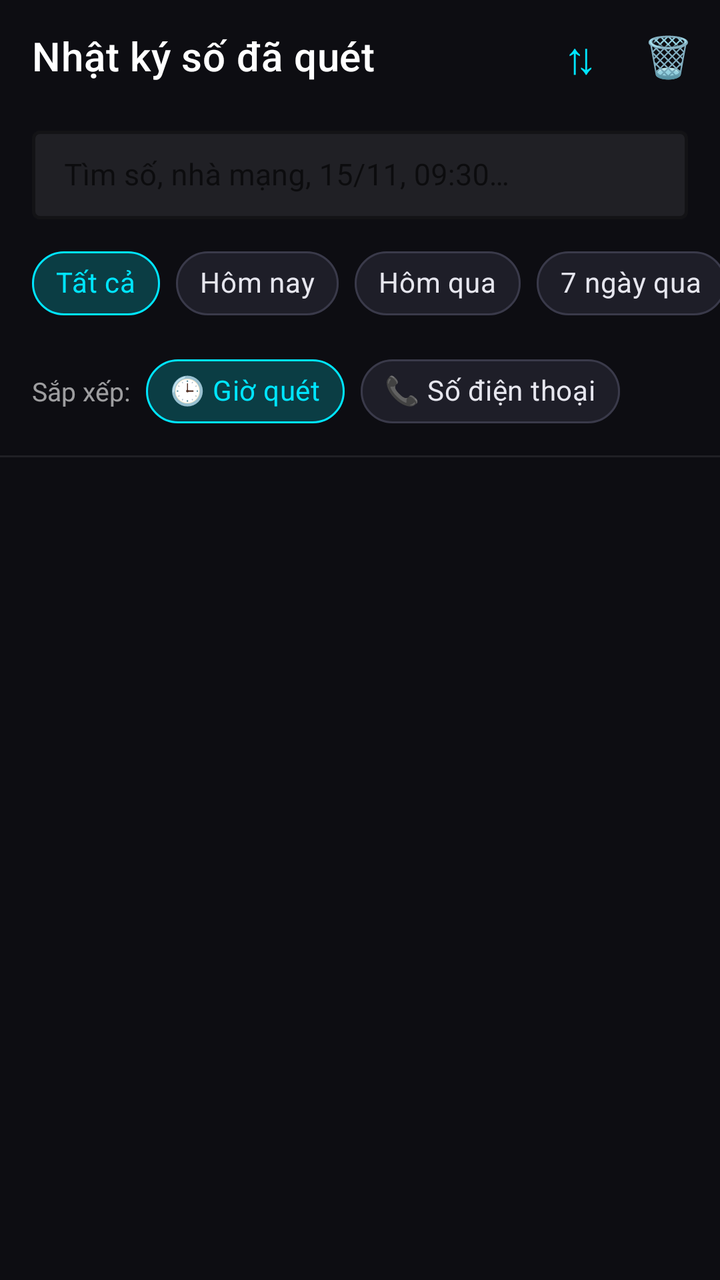
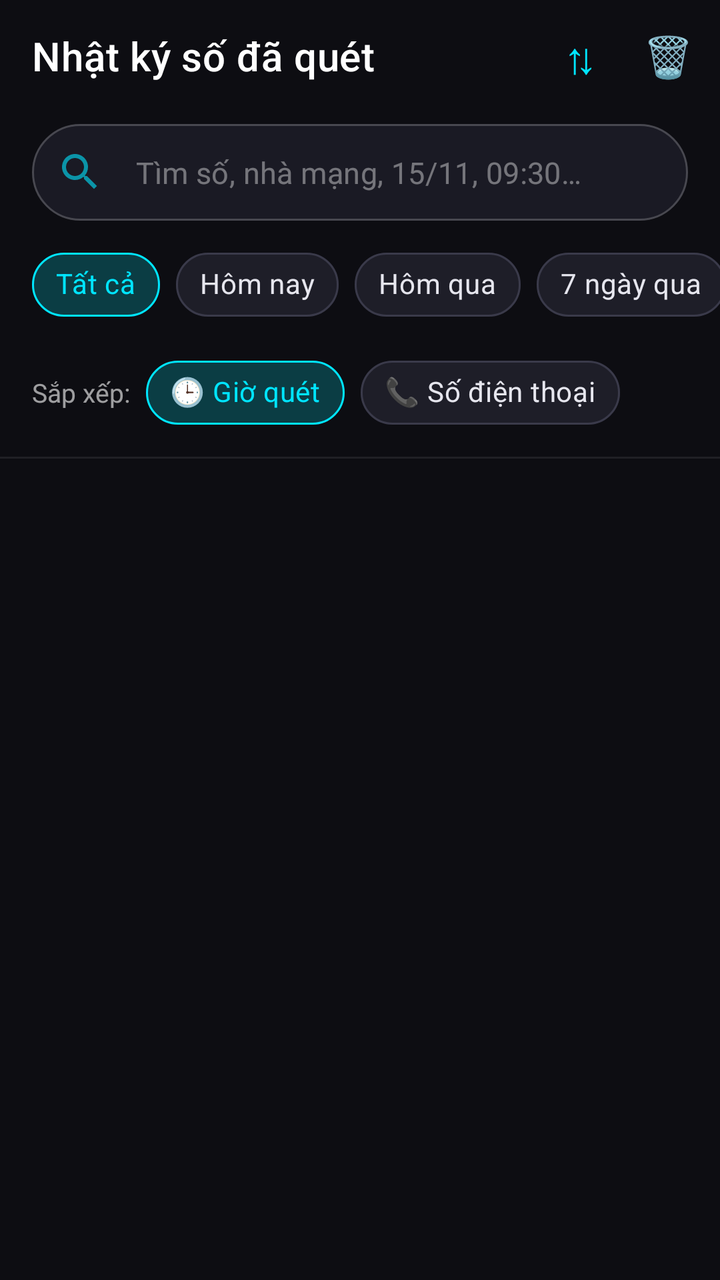

Before-and-after screenshots of an Android layout around one commit, followed by the original layout XML and the change that was made.
<!-- AndroidManifest.xml: application theme Theme.PhoneScanner -->
<!-- res/layout/activity_scan_log.xml -->
<?xml version="1.0" encoding="utf-8"?>
<androidx.constraintlayout.widget.ConstraintLayout
    xmlns:android="http://schemas.android.com/apk/res/android"
    xmlns:app="http://schemas.android.com/apk/res-auto"
    android:layout_width="match_parent"
    android:layout_height="match_parent"
    android:background="#FF0D0D12">

    
    <androidx.appcompat.widget.Toolbar
        android:id="@+id/toolbar"
        android:layout_width="0dp"
        android:layout_height="?attr/actionBarSize"
        android:background="#FF0D0D12"
        android:paddingStart="4dp"
        android:paddingEnd="100dp"
        app:title="Nhật ký số đã quét"
        app:titleTextColor="#FFFFFFFF"
        app:layout_constraintTop_toTopOf="parent"
        app:layout_constraintStart_toStartOf="parent"
        app:layout_constraintEnd_toEndOf="parent" />

    
    <com.google.android.material.button.MaterialButton
        android:id="@+id/btnTransfer"
        style="@style/Widget.MaterialComponents.Button.TextButton"
        android:layout_width="44dp"
        android:layout_height="44dp"
        android:minWidth="0dp"
        android:minHeight="0dp"
        android:padding="0dp"
        android:insetLeft="0dp"
        android:insetRight="0dp"
        android:insetTop="0dp"
        android:insetBottom="0dp"
        android:text="⇅"
        android:textColor="#FF00E5FF"
        android:textSize="22sp"
        android:contentDescription="Xuất / nhập file .txt"
        app:layout_constraintTop_toTopOf="@id/toolbar"
        app:layout_constraintBottom_toBottomOf="@id/toolbar"
        app:layout_constraintEnd_toStartOf="@id/btnClearAll" />

    
    <com.google.android.material.button.MaterialButton
        android:id="@+id/btnClearAll"
        style="@style/Widget.MaterialComponents.Button.TextButton"
        android:layout_width="44dp"
        android:layout_height="44dp"
        android:minWidth="0dp"
        android:minHeight="0dp"
        android:padding="0dp"
        android:insetLeft="0dp"
        android:insetRight="0dp"
        android:insetTop="0dp"
        android:insetBottom="0dp"
        android:text="🗑"
        android:textSize="20sp"
        android:textColor="#FFFF6B6B"
        android:contentDescription="Xóa tất cả nhật ký"
        android:layout_marginEnd="4dp"
        app:layout_constraintTop_toTopOf="@id/toolbar"
        app:layout_constraintBottom_toBottomOf="@id/toolbar"
        app:layout_constraintEnd_toEndOf="parent" />

    
    <com.google.android.material.textfield.TextInputLayout
        android:id="@+id/searchLayout"
        style="@style/Widget.MaterialComponents.TextInputLayout.OutlinedBox"
        android:layout_width="0dp"
        android:layout_height="wrap_content"
        android:layout_marginStart="16dp"
        android:layout_marginEnd="16dp"
        android:layout_marginTop="4dp"
        app:boxStrokeColor="#00E5FF"
        app:boxStrokeWidth="1.5dp"
        app:boxBackgroundColor="#14FFFFFF"
        app:hintTextColor="#8800E5FF"
        app:endIconMode="clear_text"
        app:endIconTint="#5500E5FF"
        app:layout_constraintTop_toBottomOf="@id/toolbar"
        app:layout_constraintStart_toStartOf="parent"
        app:layout_constraintEnd_toEndOf="parent">

        <com.google.android.material.textfield.TextInputEditText
            android:id="@+id/etSearch"
            android:layout_width="match_parent"
            android:layout_height="wrap_content"
            android:hint="Tìm số, nhà mạng, 15/11, 09:30…"
            android:textColor="#FFFFFFFF"
            android:textSize="15sp"
            android:inputType="text"
            android:imeOptions="actionSearch"
            android:maxLines="1"
            android:paddingTop="12dp"
            android:paddingBottom="12dp" />
    </com.google.android.material.textfield.TextInputLayout>

    
    <HorizontalScrollView
        android:id="@+id/chipScroll"
        android:layout_width="0dp"
        android:layout_height="wrap_content"
        android:layout_marginTop="8dp"
        android:paddingStart="16dp"
        android:paddingEnd="16dp"
        android:clipToPadding="false"
        android:scrollbars="none"
        android:overScrollMode="never"
        app:layout_constraintTop_toBottomOf="@id/searchLayout"
        app:layout_constraintStart_toStartOf="parent"
        app:layout_constraintEnd_toEndOf="parent">

        <com.google.android.material.chip.ChipGroup
            android:id="@+id/chipGroup"
            android:layout_width="wrap_content"
            android:layout_height="wrap_content"
            app:singleLine="true"
            app:singleSelection="true"
            app:selectionRequired="true"
            app:chipSpacingHorizontal="8dp">

            <com.google.android.material.chip.Chip
                android:id="@+id/chipAll"
                style="@style/ScanChip"
                android:layout_width="wrap_content"
                android:layout_height="wrap_content"
                android:checked="true"
                android:text="Tất cả" />

            <com.google.android.material.chip.Chip
                android:id="@+id/chipToday"
                style="@style/ScanChip"
                android:layout_width="wrap_content"
                android:layout_height="wrap_content"
                android:text="Hôm nay" />

            <com.google.android.material.chip.Chip
                android:id="@+id/chipYesterday"
                style="@style/ScanChip"
                android:layout_width="wrap_content"
                android:layout_height="wrap_content"
                android:text="Hôm qua" />

            <com.google.android.material.chip.Chip
                android:id="@+id/chipLast7"
                style="@style/ScanChip"
                android:layout_width="wrap_content"
                android:layout_height="wrap_content"
                android:text="7 ngày qua" />

            <com.google.android.material.chip.Chip
                android:id="@+id/chipLast30"
                style="@style/ScanChip"
                android:layout_width="wrap_content"
                android:layout_height="wrap_content"
                android:text="30 ngày qua" />

            <com.google.android.material.chip.Chip
                android:id="@+id/chipThisMonth"
                style="@style/ScanChip"
                android:layout_width="wrap_content"
                android:layout_height="wrap_content"
                android:text="Tháng này" />

            <com.google.android.material.chip.Chip
                android:id="@+id/chipCustom"
                style="@style/ScanChip"
                android:layout_width="wrap_content"
                android:layout_height="wrap_content"
                android:text="📅 Chọn ngày…" />
        </com.google.android.material.chip.ChipGroup>
    </HorizontalScrollView>

    
    <LinearLayout
        android:id="@+id/sortRow"
        android:layout_width="0dp"
        android:layout_height="wrap_content"
        android:layout_marginStart="16dp"
        android:layout_marginEnd="16dp"
        android:layout_marginTop="6dp"
        android:orientation="horizontal"
        android:gravity="center_vertical"
        app:layout_constraintTop_toBottomOf="@id/chipScroll"
        app:layout_constraintStart_toStartOf="parent"
        app:layout_constraintEnd_toEndOf="parent">

        <TextView
            android:layout_width="wrap_content"
            android:layout_height="wrap_content"
            android:text="Sắp xếp:"
            android:textColor="#99FFFFFF"
            android:textSize="13sp" />

        <com.google.android.material.chip.ChipGroup
            android:id="@+id/sortGroup"
            android:layout_width="wrap_content"
            android:layout_height="wrap_content"
            android:layout_marginStart="8dp"
            app:singleSelection="true"
            app:selectionRequired="true">

            <com.google.android.material.chip.Chip
                android:id="@+id/chipSortTime"
                style="@style/ScanChip"
                android:layout_width="wrap_content"
                android:layout_height="wrap_content"
                android:checked="true"
                android:text="🕒 Giờ quét" />

            <com.google.android.material.chip.Chip
                android:id="@+id/chipSortPhone"
                style="@style/ScanChip"
                android:layout_width="wrap_content"
                android:layout_height="wrap_content"
                android:text="📞 Số điện thoại" />
        </com.google.android.material.chip.ChipGroup>
    </LinearLayout>

    
    <TextView
        android:id="@+id/tvSummary"
        android:layout_width="0dp"
        android:layout_height="wrap_content"
        android:layout_marginStart="16dp"
        android:layout_marginEnd="16dp"
        android:layout_marginTop="10dp"
        android:textColor="#66FFFFFF"
        android:textSize="12sp"
        android:visibility="gone"
        app:layout_constraintTop_toBottomOf="@id/sortRow"
        app:layout_constraintStart_toStartOf="parent"
        app:layout_constraintEnd_toEndOf="parent" />

    <View
        android:id="@+id/divider"
        android:layout_width="0dp"
        android:layout_height="1dp"
        android:layout_marginTop="8dp"
        android:background="#14FFFFFF"
        app:layout_constraintTop_toBottomOf="@id/tvSummary"
        app:layout_constraintStart_toStartOf="parent"
        app:layout_constraintEnd_toEndOf="parent" />

    
    <LinearLayout
        android:id="@+id/layoutEmpty"
        android:layout_width="wrap_content"
        android:layout_height="wrap_content"
        android:orientation="vertical"
        android:gravity="center"
        android:visibility="gone"
        app:layout_constraintTop_toBottomOf="@id/divider"
        app:layout_constraintBottom_toBottomOf="parent"
        app:layout_constraintStart_toStartOf="parent"
        app:layout_constraintEnd_toEndOf="parent">

        <TextView
            android:id="@+id/tvEmptyIcon"
            android:layout_width="wrap_content"
            android:layout_height="wrap_content"
            android:text="📖"
            android:textSize="48sp" />

        <TextView
            android:id="@+id/tvEmptyText"
            android:layout_width="wrap_content"
            android:layout_height="wrap_content"
            android:layout_marginTop="12dp"
            android:text="Chưa có số nào được quét"
            android:textColor="#55FFFFFF"
            android:textSize="15sp" />
    </LinearLayout>

    
    <androidx.recyclerview.widget.RecyclerView
        android:id="@+id/recyclerScanLog"
        android:layout_width="0dp"
        android:layout_height="0dp"
        android:clipToPadding="false"
        android:paddingBottom="16dp"
        app:layout_constraintTop_toBottomOf="@id/divider"
        app:layout_constraintBottom_toBottomOf="parent"
        app:layout_constraintStart_toStartOf="parent"
        app:layout_constraintEnd_toEndOf="parent" />

</androidx.constraintlayout.widget.ConstraintLayout>
<!-- resources referenced by this layout -->
<resources>
  <style name="ScanChip" parent="Widget.MaterialComponents.Chip.Choice">
          <item name="chipBackgroundColor">@color/chip_bg_selector</item>
          <item name="android:textColor">@color/chip_text_selector</item>
          <item name="checkedIconVisible">false</item>
          <item name="chipSurfaceColor">@android:color/transparent</item>
          <item name="chipStrokeColor">@color/chip_stroke_selector</item>
          <item name="chipStrokeWidth">1dp</item>
      </style>
  <style name="Theme.PhoneScanner" parent="Theme.MaterialComponents.DayNight.NoActionBar">
          <item name="colorPrimary">@color/accent_green</item>
          <item name="android:statusBarColor">@color/black</item>
          <item name="android:windowLightStatusBar" tools:targetApi="m">false</item>
      </style>
  <color name="accent_green">#FF2E7D32</color>
  <color name="black">#FF000000</color>
</resources>

<!-- the commit's change to res/layout/activity_scan_log.xml (unified diff, before → after) -->
@@ -66,18 +66,12 @@
     
     <com.google.android.material.textfield.TextInputLayout
         android:id="@+id/searchLayout"
-        style="@style/Widget.MaterialComponents.TextInputLayout.OutlinedBox"
-        android:layout_width="0dp"
-        android:layout_height="wrap_content"
+        style="@style/SearchBox"
         android:layout_marginStart="16dp"
         android:layout_marginEnd="16dp"
-        android:layout_marginTop="4dp"
-        app:boxStrokeColor="#00E5FF"
-        app:boxStrokeWidth="1.5dp"
-        app:boxBackgroundColor="#14FFFFFF"
-        app:hintTextColor="#8800E5FF"
-        app:endIconMode="clear_text"
-        app:endIconTint="#5500E5FF"
+        android:layout_width="0dp"
+        android:layout_height="wrap_content"
+        android:layout_marginTop="6dp"
         app:layout_constraintTop_toBottomOf="@id/toolbar"
         app:layout_constraintStart_toStartOf="parent"
         app:layout_constraintEnd_toEndOf="parent">
@@ -88,12 +82,13 @@
             android:layout_height="wrap_content"
             android:hint="Tìm số, nhà mạng, 15/11, 09:30…"
             android:textColor="#FFFFFFFF"
+            android:textColorHint="#66FFFFFF"
             android:textSize="15sp"
             android:inputType="text"
             android:imeOptions="actionSearch"
             android:maxLines="1"
-            android:paddingTop="12dp"
-            android:paddingBottom="12dp" />
+            android:paddingTop="14dp"
+            android:paddingBottom="14dp" />
     </com.google.android.material.textfield.TextInputLayout>
 
     
<!-- resource entries referenced after the edit -->
@@ -8,11 +8,36 @@
           <item name="chipStrokeColor">@color/chip_stroke_selector</item>
           <item name="chipStrokeWidth">1dp</item>
       </style>
+  <style name="SearchBox" parent="Widget.MaterialComponents.TextInputLayout.OutlinedBox">
+          <item name="boxCornerRadiusTopStart">26dp</item>
+          <item name="boxCornerRadiusTopEnd">26dp</item>
+          <item name="boxCornerRadiusBottomStart">26dp</item>
+          <item name="boxCornerRadiusBottomEnd">26dp</item>
+          <item name="boxBackgroundColor">#FF1A1A24</item>
+          <item name="boxStrokeColor">@color/search_stroke_selector</item>
+          <item name="boxStrokeWidth">1dp</item>
+          <item name="boxStrokeWidthFocused">2dp</item>
+          <item name="hintEnabled">false</item>
+          <item name="startIconDrawable">@drawable/ic_search</item>
+          <item name="startIconTint">#9900E5FF</item>
+          <item name="endIconMode">clear_text</item>
+          <item name="endIconTint">#99FFFFFF</item>
+      </style>
   <style name="Theme.PhoneScanner" parent="Theme.MaterialComponents.DayNight.NoActionBar">
           <item name="colorPrimary">@color/accent_green</item>
           <item name="android:statusBarColor">@color/black</item>
           <item name="android:windowLightStatusBar" tools:targetApi="m">false</item>
       </style>
+  <!-- drawable ic_search (drawable) -->
+  <vector xmlns:android="http://schemas.android.com/apk/res/android"
+      android:width="24dp"
+      android:height="24dp"
+      android:viewportWidth="24"
+      android:viewportHeight="24">
+      <path
+          android:fillColor="#FFFFFFFF"
+          android:pathData="M15.5,14h-0.79l-0.28,-0.27C15.41,12.59 16,11.11 16,9.5 16,5.91 13.09,3 9.5,3S3,5.91 3,9.5 5.91,16 9.5,16c1.61,0 3.09,-0.59 4.23,-1.57l0.27,0.28v0.79l5,4.99L20.49,19l-4.99,-5zM9.5,14C7.01,14 5,11.99 5,9.5S7.01,5 9.5,5 14,7.01 14,9.5 11.99,14 9.5,14z" />
+  </vector>
   <color name="accent_green">#FF2E7D32</color>
   <color name="black">#FF000000</color>
 </resources>
